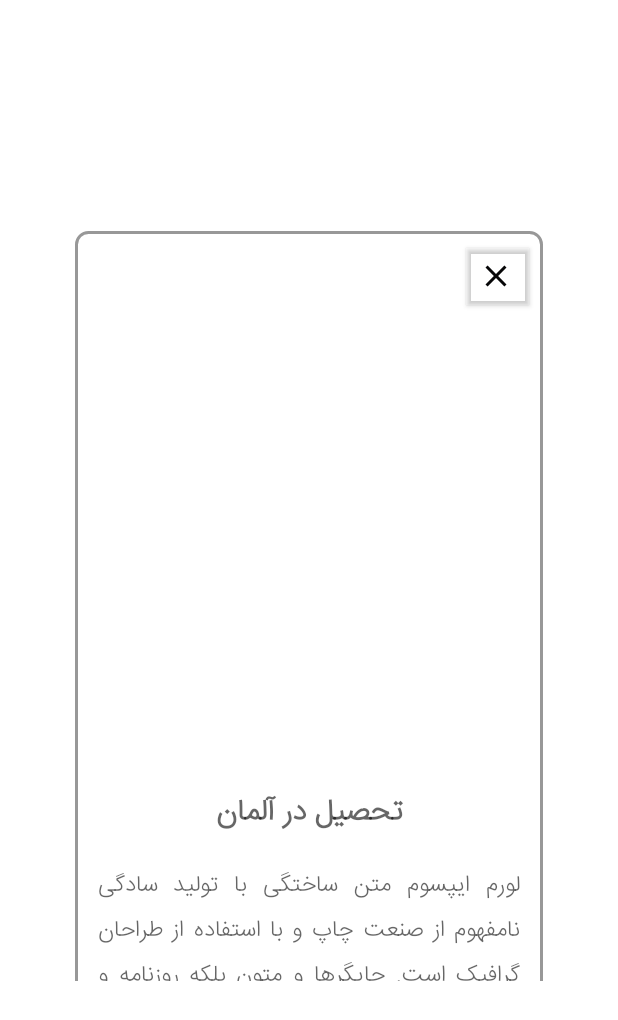
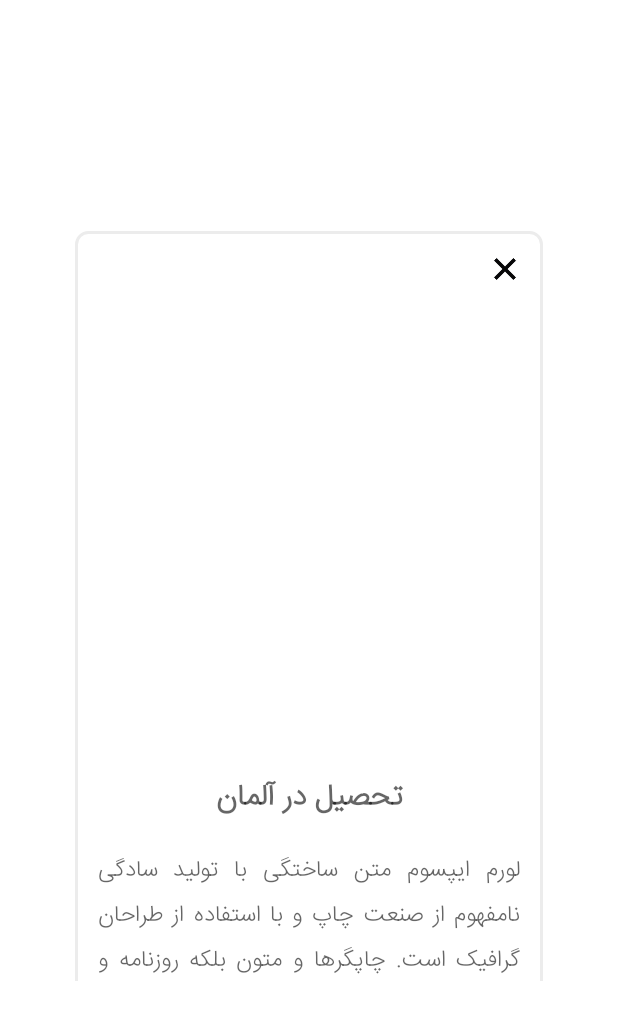
Before and after one commit to MOOODZ/DictionaryApp, an Android app: the layout activity_article_dialog.xml on its own in the app's theme, with its tools: preview values and no code run, on a phone screen of 412 x 824 dp. Shown: the top 1020 px of the screen. Run offline under Robolectric (Android 15) with nearby library versions, the phone set to English and light mode, and no system bars.

Commit message:
# Changes

```diff
--- a/app/src/main/res/drawable/ic_close.xml
+++ b/app/src/main/res/drawable/ic_close.xml
@@ -5,6 +5,7 @@
     android:viewportWidth="24"
     android:viewportHeight="24">
     <path
+        android:strokeColor="@color/white"
         android:fillColor="@android:color/white"
         android:pathData="M19,6.41L17.59,5 12,10.59 6.41,5 5,6.41 10.59,12 5,17.59 6.41,19 12,13.41 17.59,19 19,17.59 13.41,12z" />
 </vector>
--- a/app/src/main/res/layout/activity_article_dialog.xml
+++ b/app/src/main/res/layout/activity_article_dialog.xml
@@ -2,7 +2,7 @@
 <androidx.core.widget.NestedScrollView xmlns:android="http://schemas.android.com/apk/res/android"
     xmlns:app="http://schemas.android.com/apk/res-auto"
     xmlns:tools="http://schemas.android.com/tools"
-    android:layout_width="wrap_content"
+    android:layout_width="match_parent"
     android:layout_height="500dp"
     android:layout_gravity="center"
     android:layout_marginHorizontal="50dp"
@@ -21,16 +21,13 @@
         tools:layout_editor_absoluteX="0dp">
 
 
-        <androidx.appcompat.widget.AppCompatButton
+        <ImageButton
             android:id="@+id/btn_closeDialog"
-            android:layout_width="50dp"
-            android:layout_height="50dp"
+            android:layout_width="40dp"
+            android:layout_height="40dp"
             android:layout_marginBottom="5dp"
-            android:backgroundTint="@android:color/transparent"
-            android:backgroundTintMode="multiply"
-            android:drawableStart="@drawable/ic_close"
-            android:drawablePadding="5dp"
-            app:circularflow_radiusInDP="50dp"
+            android:background="@null"
+            android:src="@drawable/ic_close"
             app:layout_constraintBottom_toTopOf="@id/ivDialog"
             app:layout_constraintEnd_toEndOf="parent"
             app:layout_constraintTop_toTopOf="parent" />
--- a/app/src/main/res/layout/article_list.xml
+++ b/app/src/main/res/layout/article_list.xml
@@ -7,8 +7,10 @@
     android:clickable="true"
     android:focusable="true"
     app:cardCornerRadius="4dp"
-    android:layout_gravity="center"
-    android:paddingBottom="16dp"
+    android:layout_gravity="center|fill_vertical"
+    android:layout_marginTop="5dp"
+    android:layout_marginBottom="8dp"
+    app:cardUseCompatPadding="true"
     app:cardElevation="4dp">
 
     <androidx.constraintlayout.widget.ConstraintLayout
--- a/app/src/main/res/layout/fragment_dictionary.xml
+++ b/app/src/main/res/layout/fragment_dictionary.xml
@@ -4,6 +4,7 @@
     android:layout_width="match_parent"
     android:layout_height="match_parent"
     android:orientation="vertical"
+    android:background="@color/gray"
     android:padding="10dp"
     tools:context=".view.MainActivity">
 
--- a/app/src/main/res/layout/fragment_education.xml
+++ b/app/src/main/res/layout/fragment_education.xml
@@ -11,10 +11,10 @@
 
     <androidx.recyclerview.widget.RecyclerView
         android:id="@+id/rvArticle"
+        android:layout_gravity="fill_vertical"
         android:layout_width="match_parent"
         android:layout_height="match_parent"
-        android:layout_marginBottom="30dp"
-        android:paddingBottom="35dp"
+        android:paddingBottom="45dp"
         tools:listitem="@layout/article_list" />
 
 
--- a/app/src/main/res/values/colors.xml
+++ b/app/src/main/res/values/colors.xml
@@ -9,5 +9,5 @@
     <color name="white">#FFFFFFFF</color>
     <color name="dark_white">#A1E1D9D1</color>
     <color name="gold">#FFD700</color>
-    <color name="gray">#CE808080</color>
+    <color name="gray">#ECECEC</color>
 </resources>
```
Also changed, not shown: app/src/main/java/com/example/dictionary/adapter/MonthsAdapter.kt (+8 -3 lines), app/src/main/java/com/example/dictionary/view/DictionaryFragment.kt (+32 -44 lines), app/src/main/java/com/example/dictionary/view/dialog/ArticleDialog.kt (+8 -10 lines).
